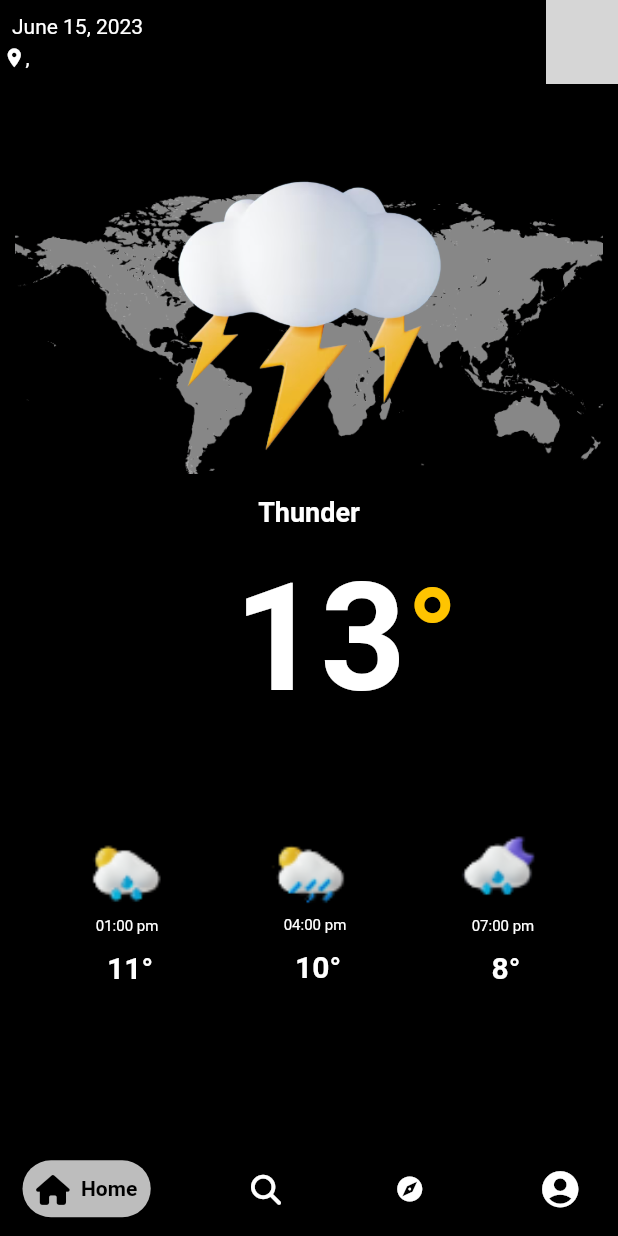
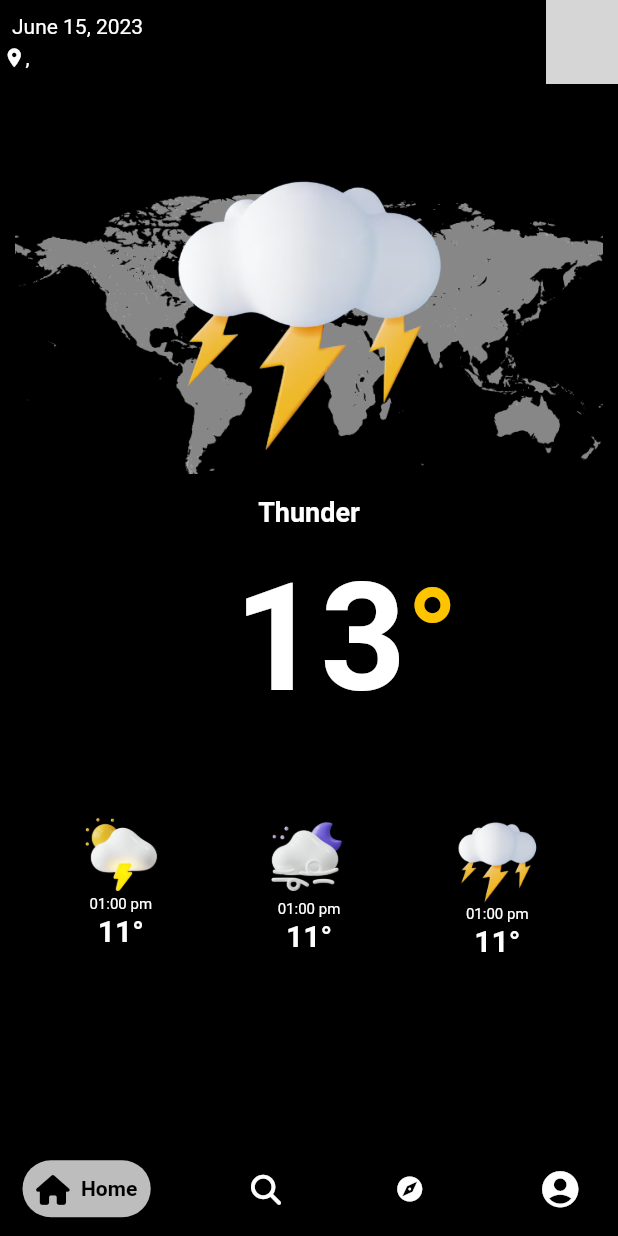
Before and after one commit to EnigmaTasks/WeatherApp, a Flutter app: the screen it shows after launch, on a phone screen of 412 x 824 dp. Run offline on Flutter 3.47's test engine with Material 2 defaults, Android fonts, the phone set to English and light mode, and no system bars; drawn by our look-alikes of google_nav_bar; our stand-ins replace font_awesome_flutter, geocoding, google_fonts, location; missing offline and left inert: dark_light_button; Roboto replaces fonts that are missing (Monda); grey boxes are pictures that could not be loaded.

Commit message:
fixed icons

```diff
--- a/lib/Ankush/HomePage.dart
+++ b/lib/Ankush/HomePage.dart
@@ -65,92 +65,124 @@ class _HomePageState extends State<HomePage> {
         Row(
           mainAxisAlignment: MainAxisAlignment.spaceEvenly,
           children: [
-            Column(
-              crossAxisAlignment: CrossAxisAlignment.center,
+            Container(
+              // color: Colors.amber,
+              width: 90,
+              height: 110,
+              child: Column(
                 children: [
-                Padding(
-                  padding: const EdgeInsets.only(top: 0.0),
-                  child: Image.asset(
-                    'lib/assets/cloud1.png',
-                    scale: 0.65,
+                  Row(
+                    mainAxisAlignment: MainAxisAlignment.center,
+                    children: [
+                      Image.asset(
+                        'lib/assets/thundercopy.png',
+                        scale: 6.5,
                       ),
+                    ],
                   ),
-                const Padding(
-                  padding: EdgeInsets.only(left: 8.0, top: 0),
-                  child: Text(
+                  Row(
+                    mainAxisAlignment: MainAxisAlignment.center,
+                    children: const [
+                      Text(
                         '01:00 pm',
                         style: TextStyle(fontSize: 10),
                       ),
+                    ],
                   ),
-                const Padding(
-                  padding: EdgeInsets.only(top: 10.0, left: 12),
-                  child: Text(
+                  Row(
+                    mainAxisAlignment: MainAxisAlignment.center,
+                    children: const [
+                      Text(
                         '11\u00B0',
                         style: TextStyle(
                           fontWeight: FontWeight.bold,
                           fontSize: 20,
                         ),
                       ),
+                    ],
                   )
                 ],
               ),
-            Column(
-              crossAxisAlignment: CrossAxisAlignment.center,
+            ),
+            //
+            Container(
+              // color: Colors.amber,
+              width: 90,
+              height: 110,
+              child: Column(
                 children: [
-                Padding(
-                  padding: const EdgeInsets.only(top: 0.0),
-                  child: Image.asset(
-                    'lib/assets/cloud2.png',
-                    scale: 0.65,
+                  Row(
+                    mainAxisAlignment: MainAxisAlignment.center,
+                    children: [
+                      Image.asset(
+                        'lib/assets/windy.png',
+                        scale: 6.5,
                       ),
+                    ],
                   ),
-                const Padding(
-                  padding: EdgeInsets.only(left: 8.0, top: 0),
-                  child: Text(
-                    '04:00 pm',
+                  Row(
+                    mainAxisAlignment: MainAxisAlignment.center,
+                    children: const [
+                      Text(
+                        '01:00 pm',
                         style: TextStyle(fontSize: 10),
                       ),
+                    ],
                   ),
-                const Padding(
-                  padding: EdgeInsets.only(top: 10.0, left: 12),
-                  child: Text(
-                    '10\u00B0',
+                  Row(
+                    mainAxisAlignment: MainAxisAlignment.center,
+                    children: const [
+                      Text(
+                        '11\u00B0',
                         style: TextStyle(
                           fontWeight: FontWeight.bold,
                           fontSize: 20,
                         ),
                       ),
+                    ],
                   )
                 ],
               ),
-            Column(
-              crossAxisAlignment: CrossAxisAlignment.center,
+            ),
+            //\
+            Container(
+              // color: Colors.amber,
+              width: 90,
+              height: 110,
+              child: Column(
                 children: [
-                Padding(
-                  padding: const EdgeInsets.only(top: 0.0),
-                  child: Image.asset(
-                    'lib/assets/cloud3.png',
-                    scale: 0.65,
+                  Row(
+                    mainAxisAlignment: MainAxisAlignment.center,
+                    children: [
+                      Image.asset(
+                        'lib/assets/cloud.png',
+                        scale: 8,
+                      ),
+                    ],
+                  ),
+                  Row(
+                    mainAxisAlignment: MainAxisAlignment.center,
+                    children: const [
+                      Text(
+                        '01:00 pm',
+                        style: TextStyle(fontSize: 10),
+                      ),
+                    ],
+                  ),
+                  Row(
+                    mainAxisAlignment: MainAxisAlignment.center,
+                    children: const [
+                      Text(
+                        '11\u00B0',
+                        style: TextStyle(
+                          fontWeight: FontWeight.bold,
+                          fontSize: 20,
                         ),
                       ),
-                const Padding(
-                  padding: EdgeInsets.only(left: 8.0, top: 0),
-                  child: Text(
-                    '07:00 pm',
-                    style: TextStyle(fontSize: 10),
-                  ),
-                ),
-                const Padding(
-                  padding: EdgeInsets.only(top: 10.0, left: 12),
-                  child: Text(
-                    '8\u00B0',
-                    style: TextStyle(
-                      fontSize: 20,
-                      fontWeight: FontWeight.bold,
-                    ),
-                  ),
+                    ],
                   )
                 ],
+              ),
             ),
           ],
         )
```
Lines whose indentation alone changed are shown as unchanged.
